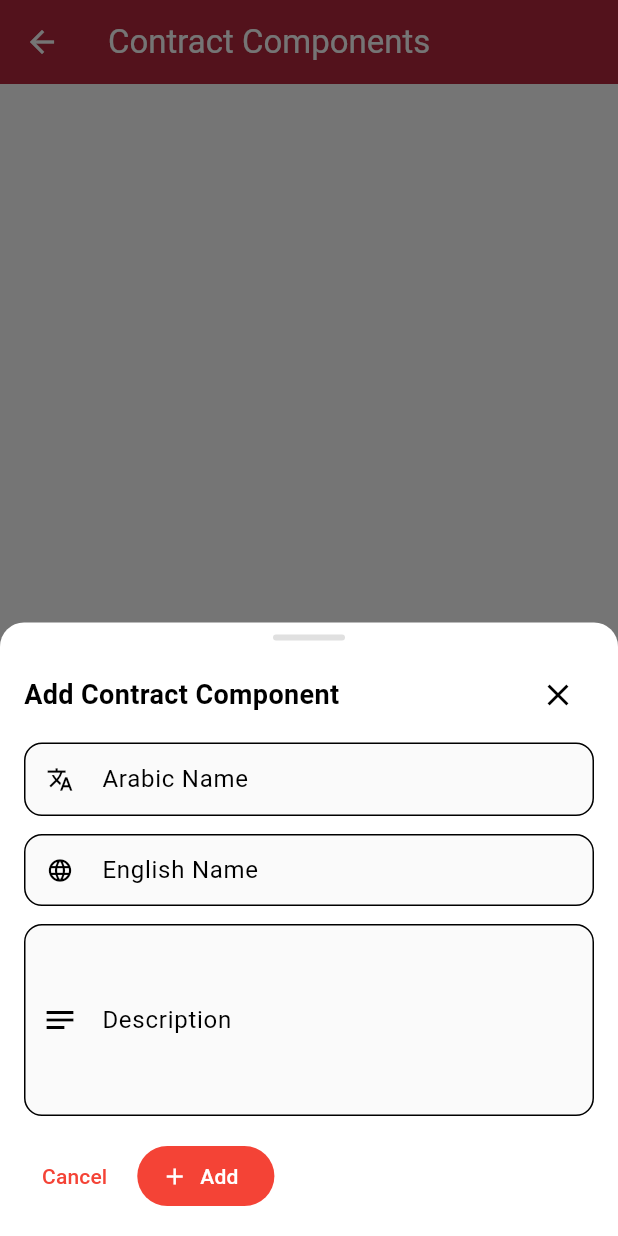
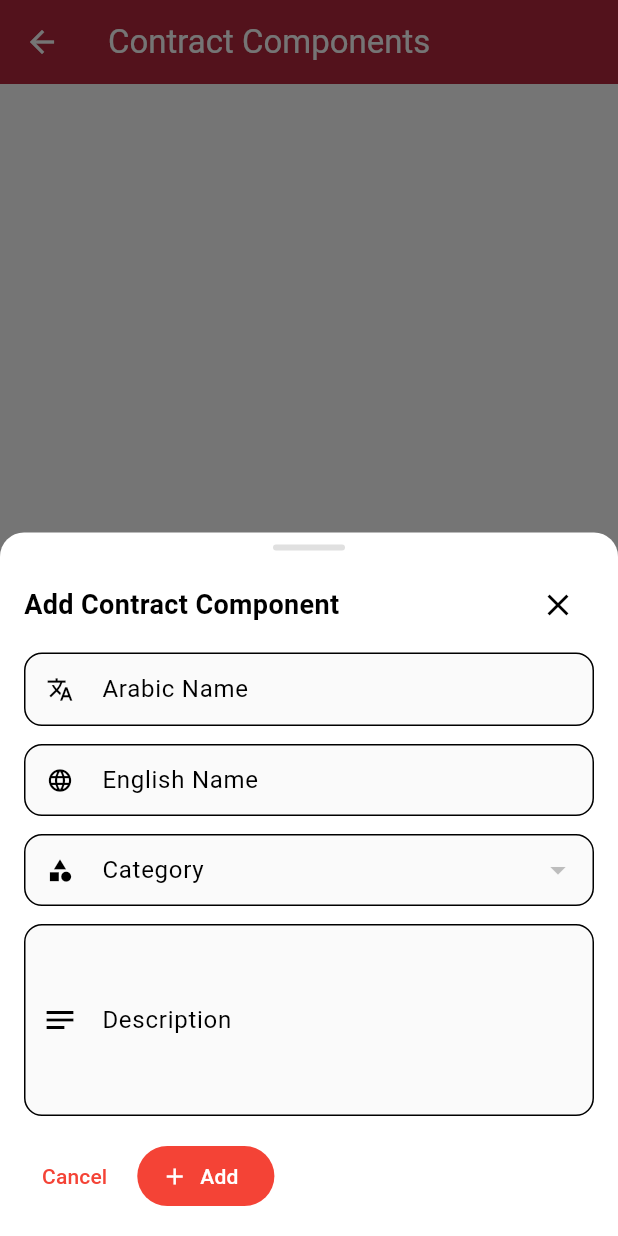
Before and after one commit to smart-fire-system/flutter-app, a Flutter app: the ContractComponentsScreen screen opened directly, after a tap on "Add", on a phone screen of 412 x 824 dp. Run offline on Flutter 3.47's test engine with Material 3 defaults, Android fonts, the phone set to English and light mode, and no system bars; our stand-ins replace card_loading, cloud_firestore, country_code_picker, firebase_auth, firebase_core, firebase_database and 7 more; missing offline and left inert: jhijri_picker; accounts and stored records are empty.

Commit message:
Add category

```diff
--- a/lib/models/report.dart
+++ b/lib/models/report.dart
@@ -10,7 +10,7 @@ class ReportItem {
 
 class ReportTableItem {
   List<String> types;
-    ReportTableItem({required this.types});
+  ReportTableItem({required this.types});
 }
 
 class ReportTextItem {
@@ -97,9 +97,20 @@ class ContractComponentItem {
   final String arName;
   final String enName;
   final String description;
+  final int categoryIndex; // 0 = Other, otherwise 1-based index
   ContractComponentItem({
     this.arName = '',
     this.enName = '',
     this.description = '',
+    this.categoryIndex = 0,
   });
 }
+
+class ContractComponentCategory {
+  final String arName;
+  final String enName;
+  ContractComponentCategory({
+    this.arName = '',
+    this.enName = '',
+  });
+}
--- a/lib/repositories/reports_repository.dart
+++ b/lib/repositories/reports_repository.dart
@@ -25,8 +25,45 @@ class ReportsRepository {
                 arName: (e['arName'] ?? '').toString(),
                 enName: (e['enName'] ?? '').toString(),
                 description: (e['description'] ?? '').toString(),
+                categoryIndex:
+                    int.tryParse((e['categoryIndex'] ?? '0').toString()) ?? 0,
               ))
           .toList();
+    } on FirebaseException catch (e) {
+      throw Exception(e.code);
+    } catch (e) {
+      throw Exception(e.toString());
+    }
+  }
+
+  Future<List<ContractComponentCategory>>
+      readContractComponentsCategories() async {
+    try {
+      final DocumentSnapshot<Map<String, dynamic>> snapshot = await _firestore
+          .collection('reportsMetaData')
+          .doc('contractComponentCategories')
+          .get();
+
+      if (!snapshot.exists) return [];
+
+      final Map<String, dynamic>? data = snapshot.data();
+      if (data == null) return [];
+
+      final List<dynamic> rawItems = List.from(data['categories'] ?? []);
+      final List<ContractComponentCategory> categories = [
+        ContractComponentCategory(
+          arName: 'أخرى',
+          enName: 'Other',
+        )
+      ];
+      categories.addAll(rawItems
+          .whereType<Map>()
+          .map((e) => ContractComponentCategory(
+                arName: (e['arName'] ?? '').toString(),
+                enName: (e['enName'] ?? '').toString(),
+              ))
+          .toList());
+      return categories;
     } on FirebaseException catch (e) {
       throw Exception(e.code);
     } catch (e) {
@@ -43,6 +80,7 @@ class ReportsRepository {
                 'arName': e.arName,
                 'enName': e.enName,
                 'description': e.description,
+                'categoryIndex': e.categoryIndex.toString(),
               })
           .toList();
 
--- a/lib/screens/reports/bloc/bloc.dart
+++ b/lib/screens/reports/bloc/bloc.dart
@@ -20,7 +20,8 @@ class ReportsBloc extends Bloc<ReportsEvent, ReportsState> {
   ) async {
     emit(ReportsLoading());
     final components = await ReportsRepository().readContractComponents();
-    emit(ReportsContractComponentsLoaded(items: components));
+    final categories = await ReportsRepository().readContractComponentsCategories();
+    emit(ReportsContractComponentsLoaded(items: components, categories: categories));
   }
 
   Future<void> _onContractComponentsAdd(
@@ -32,7 +33,8 @@ class ReportsBloc extends Bloc<ReportsEvent, ReportsState> {
     final existing = await ReportsRepository().readContractComponents();
     final updated = [...existing, event.item];
     await ReportsRepository().setContractComponents(updated);
-    emit(ReportsContractComponentsLoaded(items: updated));
+    final categories = await ReportsRepository().readContractComponentsCategories();
+    emit(ReportsContractComponentsLoaded(items: updated, categories: categories));
   }
 
   Future<void> _onContractComponentsSave(
@@ -43,7 +45,8 @@ class ReportsBloc extends Bloc<ReportsEvent, ReportsState> {
     await ReportsRepository().setContractComponents(event.items);
     emit(ReportsSaved());
     final reloaded = await ReportsRepository().readContractComponents();
-    emit(ReportsContractComponentsLoaded(items: reloaded));
+    final categories = await ReportsRepository().readContractComponentsCategories();
+    emit(ReportsContractComponentsLoaded(items: reloaded, categories: categories));
   }
 
   void _onLoad(ReportsItemsRequested event, Emitter<ReportsState> emit) {
--- a/lib/screens/reports/bloc/state.dart
+++ b/lib/screens/reports/bloc/state.dart
@@ -11,7 +11,8 @@ class ReportsLoaded extends ReportsState {
 
 class ReportsContractComponentsLoaded extends ReportsState {
   final List<ContractComponentItem> items;
-  ReportsContractComponentsLoaded({required this.items});
+  final List<ContractComponentCategory> categories;
+  ReportsContractComponentsLoaded({required this.items, required this.categories});
 }
 
 class ReportsLoading extends ReportsState {
--- a/lib/screens/reports/view/contract_components_screen.dart
+++ b/lib/screens/reports/view/contract_components_screen.dart
@@ -26,6 +26,7 @@ class _LocalComponent {
 
 class _ContractComponentsScreenState extends State<ContractComponentsScreen> {
   final List<_LocalComponent> _localItems = [];
+  final List<ContractComponentCategory> _categories = [];
   bool _initialized = false;
   bool _saving = false;
   final TextEditingController _searchController = TextEditingController();
@@ -66,6 +67,7 @@ class _ContractComponentsScreenState extends State<ContractComponentsScreen> {
     final ar = TextEditingController(text: current?.arName ?? '');
     final en = TextEditingController(text: current?.enName ?? '');
     final desc = TextEditingController(text: current?.description ?? '');
+    int categoryIndex = current?.categoryIndex ?? 0;
 
     showModalBottomSheet(
       context: context,
@@ -81,7 +83,9 @@ class _ContractComponentsScreenState extends State<ContractComponentsScreen> {
             top: 8,
             bottom: MediaQuery.of(ctx).viewInsets.bottom + 16,
           ),
-          child: SingleChildScrollView(
+          child: StatefulBuilder(
+            builder: (ctx, setModalState) {
+              return SingleChildScrollView(
                 child: Column(
                   mainAxisSize: MainAxisSize.min,
                   crossAxisAlignment: CrossAxisAlignment.start,
@@ -101,7 +105,9 @@ class _ContractComponentsScreenState extends State<ContractComponentsScreen> {
                       children: [
                         Expanded(
                           child: Text(
-                        isEdit ? 'Edit Component' : 'Add Contract Component',
+                            isEdit
+                                ? 'Edit Component'
+                                : 'Add Contract Component',
                             style: const TextStyle(
                                 fontSize: 18, fontWeight: FontWeight.w600),
                           ),
@@ -133,6 +139,35 @@ class _ContractComponentsScreenState extends State<ContractComponentsScreen> {
                         labelText: 'English Name',
                         hintText: 'Enter English name',
                         prefixIcon: const Icon(Icons.language),
+                        filled: true,
+                        fillColor: Colors.grey.shade50,
+                        border: OutlineInputBorder(
+                            borderRadius: BorderRadius.circular(12)),
+                        isDense: true,
+                      ),
+                    ),
+                    const SizedBox(height: 12),
+                    DropdownButtonFormField<int>(
+                      isExpanded: true,
+                      value: categoryIndex,
+                      items: List.generate(_categories.length, (i) {
+                        final c = _categories[i];
+                        return DropdownMenuItem<int>(
+                          value: i,
+                          child: Text(
+                            '${c.arName} - ${c.enName}',
+                            overflow: TextOverflow.ellipsis,
+                          ),
+                        );
+                      }),
+                      onChanged: (v) {
+                        setModalState(() {
+                          categoryIndex = v ?? categoryIndex;
+                        });
+                      },
+                      decoration: InputDecoration(
+                        labelText: 'Category',
+                        prefixIcon: const Icon(Icons.category),
                         filled: true,
                         fillColor: Colors.grey.shade50,
                         border: OutlineInputBorder(
@@ -202,6 +237,7 @@ class _ContractComponentsScreenState extends State<ContractComponentsScreen> {
                                     arName: ar.text.trim(),
                                     enName: en.text.trim(),
                                     description: desc.text.trim(),
+                                    categoryIndex: categoryIndex,
                                   ),
                                   status: _LocalStatus.updated,
                                 );
@@ -214,6 +250,7 @@ class _ContractComponentsScreenState extends State<ContractComponentsScreen> {
                                       arName: ar.text.trim(),
                                       enName: en.text.trim(),
                                       description: desc.text.trim(),
+                                      categoryIndex: categoryIndex,
                                     ),
                                     status: _LocalStatus.added,
                                   ),
@@ -228,6 +265,8 @@ class _ContractComponentsScreenState extends State<ContractComponentsScreen> {
                     ),
                   ],
                 ),
+              );
+            },
           ),
         );
       },
@@ -273,6 +312,8 @@ class _ContractComponentsScreenState extends State<ContractComponentsScreen> {
             }
             if (state is ReportsContractComponentsLoaded && !_initialized) {
               _localItems.clear();
+              _categories.clear();
+              _categories.addAll(state.categories);
               for (final item in state.items) {
                 _localItems.add(
                     _LocalComponent(item: item, status: _LocalStatus.normal));
@@ -415,24 +456,17 @@ class _ContractComponentsScreenState extends State<ContractComponentsScreen> {
                                     style: const TextStyle(
                                         fontWeight: FontWeight.w600)),
                               ],
-                            ],
-                          ),
-                          subtitle: desc.isNotEmpty
-                              ? Padding(
-                                  padding: const EdgeInsets.only(top: 6),
-                                  child: Column(
-                                    crossAxisAlignment:
-                                        CrossAxisAlignment.start,
-                                    mainAxisSize: MainAxisSize.min,
-                                    children: [
+                              if (desc.isNotEmpty) ...[
                                 Text('Description: $desc',
                                     style: const TextStyle(
                                         fontWeight: FontWeight.w600)),
                               ],
+                              Text(
+                                  'Category: ${_categories[entry.item.categoryIndex].arName} - ${_categories[entry.item.categoryIndex].enName}',
+                                  style: const TextStyle(
+                                      fontWeight: FontWeight.w600)),
+                            ],
                           ),
-                                )
-                              : null,
-                          isThreeLine: desc.isNotEmpty,
                         ),
                       );
                     },
```
Lines whose indentation alone changed are shown as unchanged.
